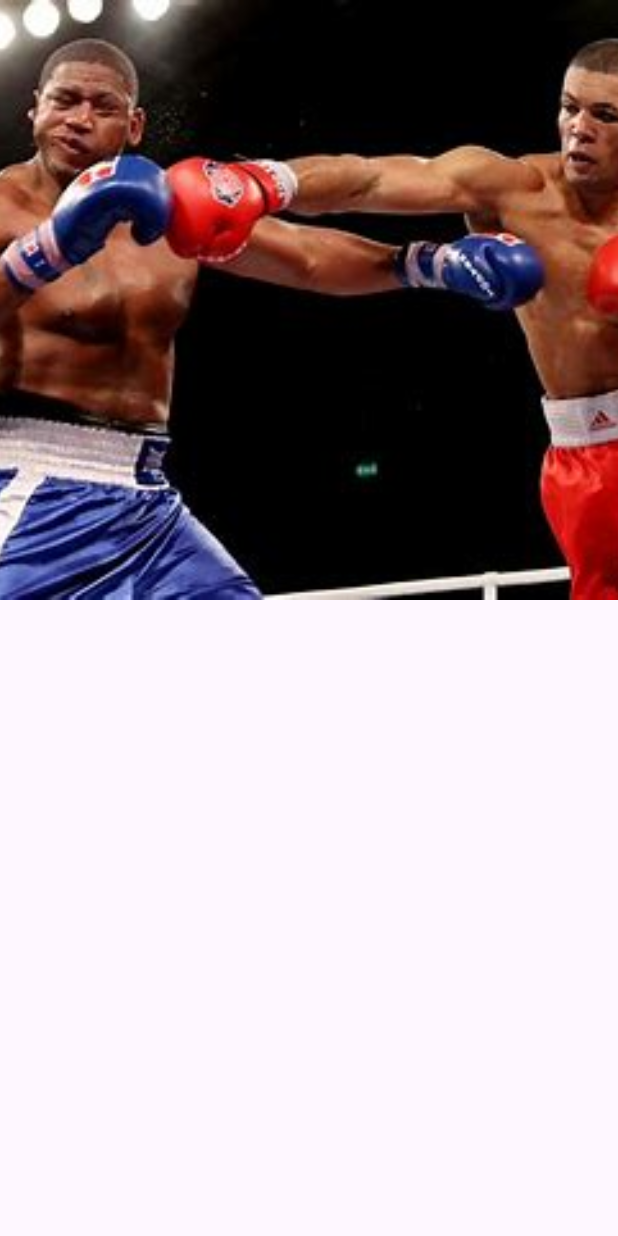
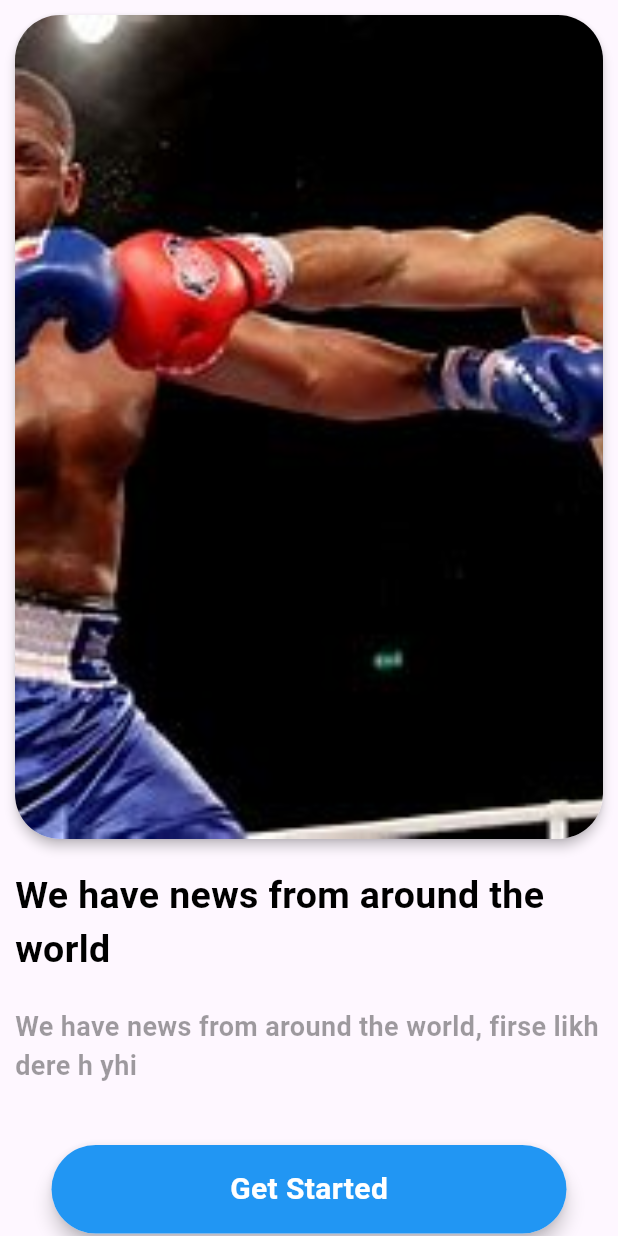
Before and after one commit to Hemang-05/News_Final, a Flutter app: the LandingPage screen opened directly, on a phone screen of 412 x 824 dp. Run offline on Flutter 3.47's test engine with Material 3 defaults, Android fonts, the light colour scheme and no system bars; our stand-ins replace carousel_slider, smooth_page_indicator.

Commit message:
Landing page UI

```diff
--- a/lib/main.dart
+++ b/lib/main.dart
@@ -1,5 +1,6 @@
 import 'package:flutter/material.dart';
 import 'package:newsfinal/pages/home.dart';
+import 'package:newsfinal/pages/landing_page.dart';
 
 void main() {
   runApp(const MyApp());
@@ -33,7 +34,7 @@ class MyApp extends StatelessWidget {
         colorScheme: ColorScheme.fromSeed(seedColor: Colors.deepPurple),
         useMaterial3: true,
       ),
-      home: Home(),
+      home: LandingPage(),
     );
   }
 }
--- a/lib/pages/landing_page.dart
+++ b/lib/pages/landing_page.dart
@@ -12,12 +12,67 @@ class _LandingPageState extends State<LandingPage> {
   Widget build(BuildContext context) {
     return Scaffold(
       body: Container(
+        margin: EdgeInsets.symmetric(horizontal: 10.0, vertical: 10.0),
         child: Column(
           children: [
-            Image.asset(
-              "images/pic.jpg",
-              height: 400,
-              fit: BoxFit.cover,
+            Material(
+              elevation: 3.0,
+              borderRadius: BorderRadius.circular(30),
+              child: ClipRRect(
+                borderRadius: BorderRadius.circular(30),
+                child: Image.asset(
+                  "images/pic.jpg",
+                  width: MediaQuery.of(context).size.width,
+                  height: MediaQuery.of(context).size.height / 1.5,
+                  fit: BoxFit.cover,
+                ),
+              ),
+            ),
+            SizedBox(
+              height: 20.0,
+            ),
+            Text(
+              "We have news from around the world",
+              style: TextStyle(
+                  color: Colors.black,
+                  fontSize: 25.0,
+                  fontWeight: FontWeight.bold),
+            ),
+            SizedBox(
+              height: 20.0,
+            ),
+            Text(
+              "We have news from around the world, firse likh dere h yhi",
+              style: TextStyle(
+                  color: Colors.black38,
+                  fontSize: 18.0,
+                  fontWeight: FontWeight.bold),
+            ),
+            SizedBox(
+              height: 40.0,
+            ),
+            Container(
+              width: MediaQuery.of(context).size.width/1.2,
+              child: Material(
+                borderRadius: BorderRadius.circular(30),
+                elevation: 5.0,
+                child: Container(
+
+                  padding: EdgeInsets.symmetric(vertical: 15.0),
+                  decoration: BoxDecoration(
+                      color: Colors.blue,
+                      borderRadius: BorderRadius.circular(30),),
+                      child: Center(
+                        child: Text(
+                          "Get Started",
+                          style: TextStyle(
+                              color: Colors.white,
+                              fontSize: 20.0,
+                              fontWeight: FontWeight.bold),
+                        ),
+                      ),
+                ),
+              ),
             )
           ],
         ),
```
Also changed, not shown: pubspec.lock.
